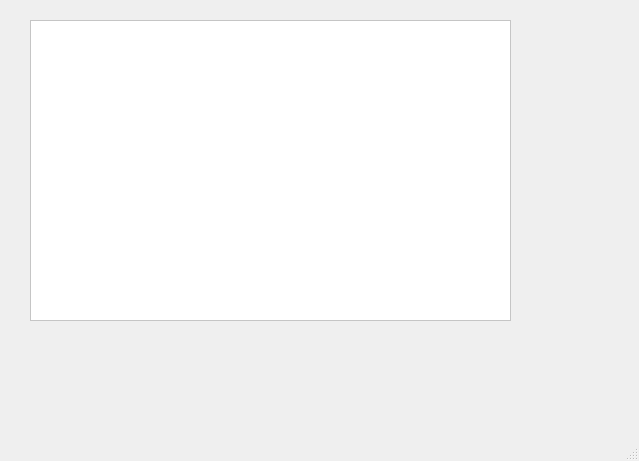
Before: the Qt Designer form mainwindow.ui in albertjgonzalez/beatoven, drawn with Qt 5.
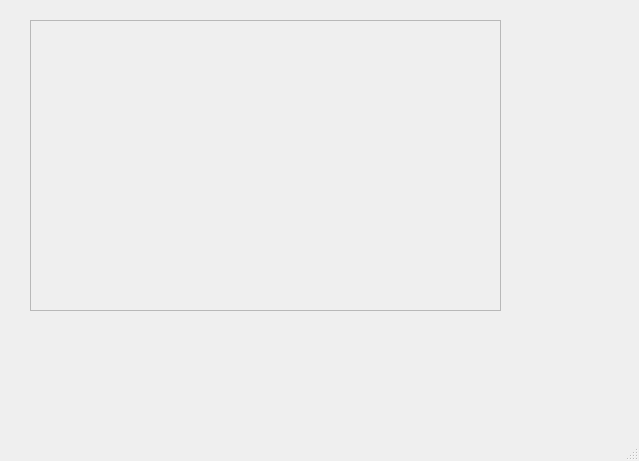
After: the same form once the commit is applied.

```diff
--- a/mainwindow.ui
+++ b/mainwindow.ui
@@ -14,28 +14,25 @@
    <string>MainWindow</string>
   </property>
   <widget class="QWidget" name="centralwidget">
-   <widget class="QScrollArea" name="scrollArea">
+   <widget class="QScrollArea" name="scrollAreaWidgetContents_2">
     <property name="geometry">
      <rect>
       <x>30</x>
       <y>20</y>
-      <width>481</width>
-      <height>301</height>
+      <width>471</width>
+      <height>291</height>
      </rect>
     </property>
-    <property name="styleSheet">
-     <string notr="true">background-color: white;</string>
-    </property>
     <property name="widgetResizable">
      <bool>true</bool>
     </property>
-    <widget class="QWidget" name="scrollAreaWidgetContents_2">
+    <widget class="QWidget" name="scrollAreaWidgetContents">
      <property name="geometry">
       <rect>
        <x>0</x>
        <y>0</y>
-       <width>479</width>
-       <height>299</height>
+       <width>469</width>
+       <height>289</height>
       </rect>
      </property>
     </widget>
```
